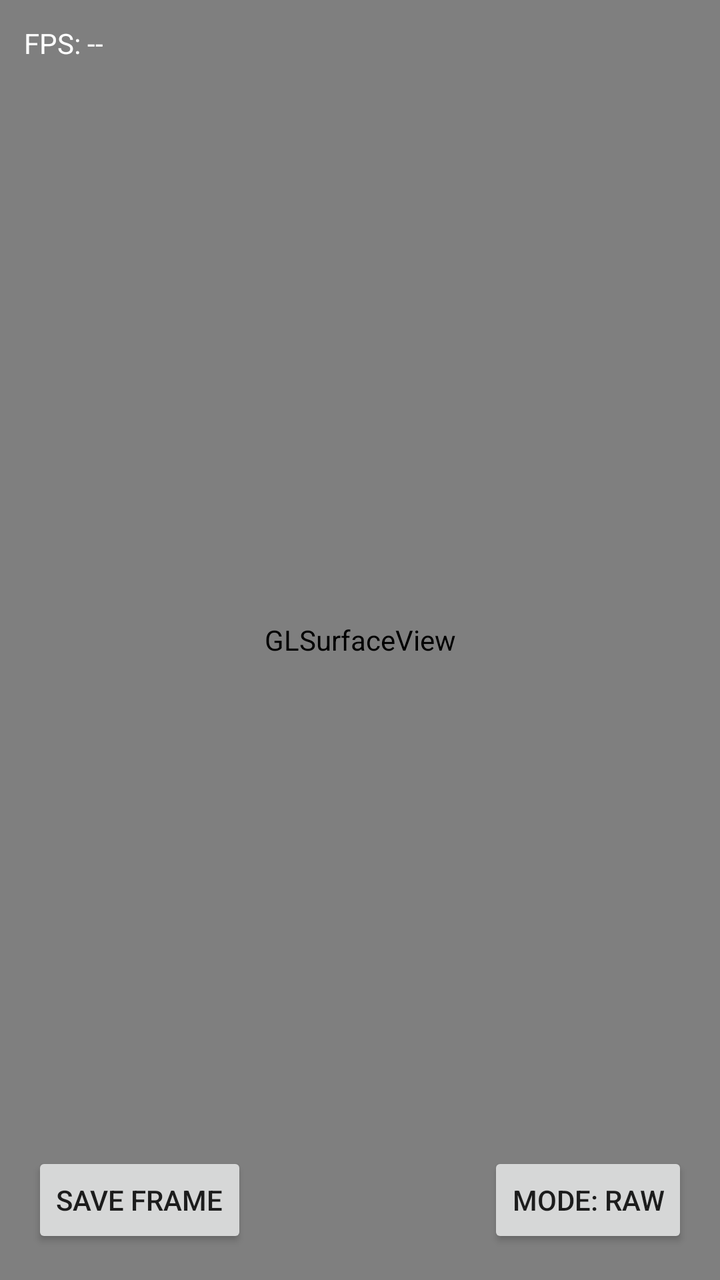
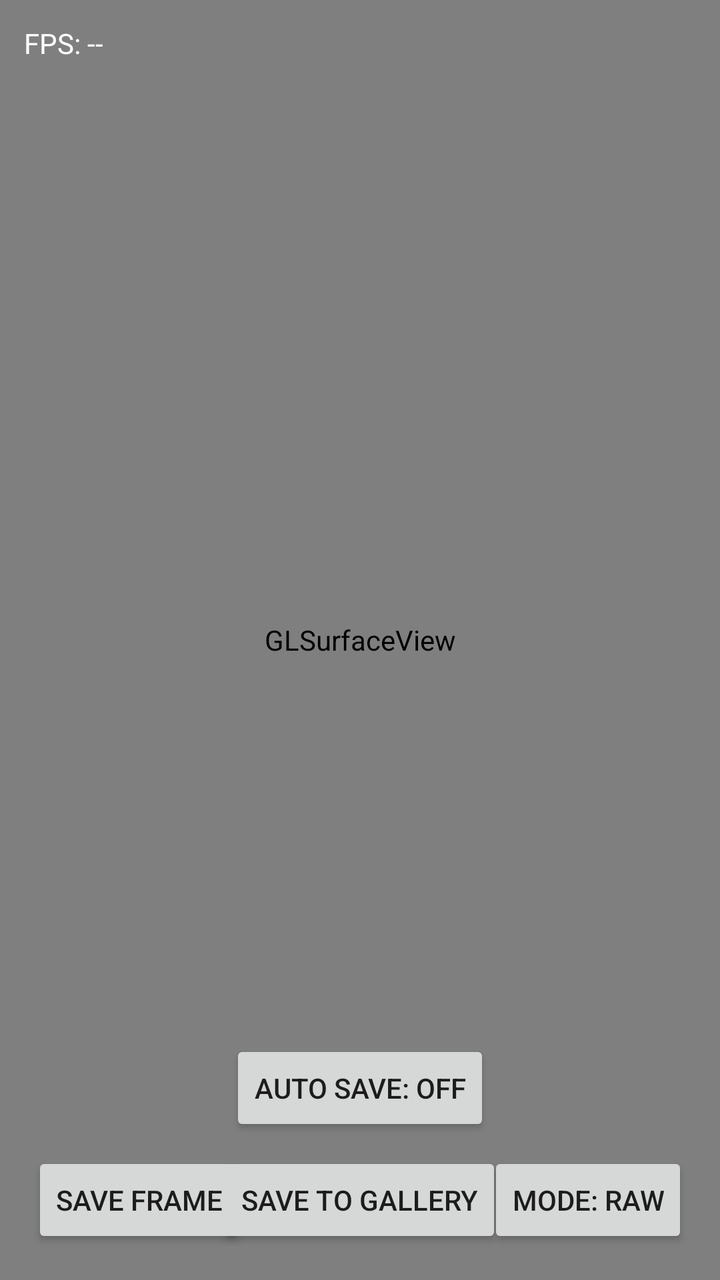

The first picture is an Android layout as it rendered before a commit; the second is the same layout after the commit. The layout source and the unified diff follow.
<!-- AndroidManifest.xml: fallback theme Theme.MaterialComponents.DayNight.NoActionBar -->
<!-- res/layout/activity_main.xml -->
<?xml version="1.0" encoding="utf-8"?>
<FrameLayout xmlns:android="http://schemas.android.com/apk/res/android"
    android:layout_width="match_parent"
    android:layout_height="match_parent">

    <android.opengl.GLSurfaceView
        android:id="@+id/gl_view"
        android:layout_width="match_parent"
        android:layout_height="match_parent" />

    <TextView
        android:id="@+id/fps_text"
        android:layout_width="wrap_content"
        android:layout_height="wrap_content"
        android:layout_margin="12dp"
        android:text="FPS: --"
        android:textColor="#FFFFFF"/>

    <Button
        android:id="@+id/toggle_btn"
        android:layout_width="wrap_content"
        android:layout_height="wrap_content"
        android:text="Mode: RAW"
        android:layout_gravity="bottom|end"
        android:layout_margin="16dp"/>

    <Button
        android:id="@+id/save_btn"
        android:layout_width="wrap_content"
        android:layout_height="wrap_content"
        android:text="Save Frame"
        android:layout_gravity="bottom|start"
        android:layout_margin="16dp"/>
</FrameLayout>
<!-- resources referenced by this layout -->
<resources>

</resources>

<!-- the commit's change to res/layout/activity_main.xml (unified diff, before → after) -->
@@ -31,4 +31,20 @@
         android:text="Save Frame"
         android:layout_gravity="bottom|start"
         android:layout_margin="16dp"/>
+
+    <Button
+        android:id="@+id/save_gallery_btn"
+        android:layout_width="wrap_content"
+        android:layout_height="wrap_content"
+        android:text="Save to Gallery"
+        android:layout_gravity="bottom|center_horizontal"
+        android:layout_margin="16dp"/>
+
+    <Button
+        android:id="@+id/auto_save_btn"
+        android:layout_width="wrap_content"
+        android:layout_height="wrap_content"
+        android:text="Auto Save: OFF"
+        android:layout_gravity="bottom|center"
+        android:layout_margin="72dp"/>
 </FrameLayout>
